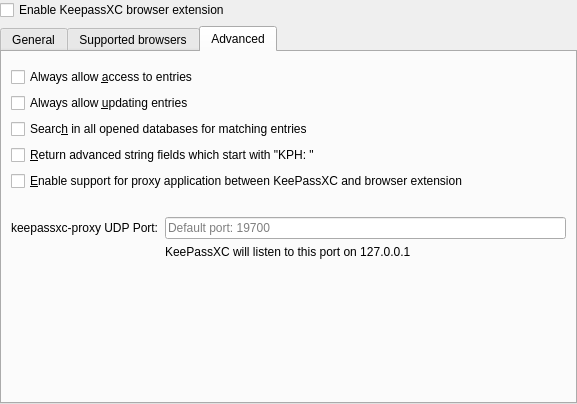
Qt form src/browser/BrowserOptionDialog.ui (Myria-de/keepassxc) before a commit.
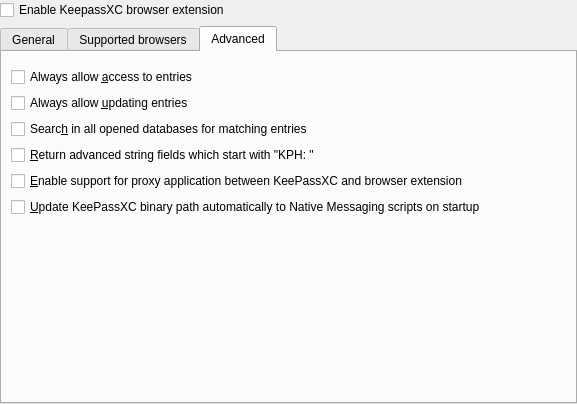
The same form after that commit. The open tabs and pages were chosen to show the change. Custom widgets are drawn as their Qt base class.

The edit to the form file:
```diff
--- a/src/browser/BrowserOptionDialog.ui
+++ b/src/browser/BrowserOptionDialog.ui
@@ -269,63 +269,14 @@
         </widget>
        </item>
        <item>
-        <spacer name="verticalSpacer_4">
-         <property name="orientation">
-          <enum>Qt::Vertical</enum>
+        <widget class="QCheckBox" name="updateBinaryPath">
+         <property name="toolTip">
+          <string>Updates KeePassXC or keepassxc-proxy binary path automatically to Native Messaging scripts on startup.</string>
          </property>
-         <property name="sizeType">
-          <enum>QSizePolicy::Fixed</enum>
+         <property name="text">
+          <string>&amp;Update KeePassXC binary path automatically to Native Messaging scripts on startup</string>
          </property>
-         <property name="sizeHint" stdset="0">
-          <size>
-           <width>20</width>
-           <height>20</height>
-          </size>
-         </property>
-        </spacer>
-       </item>
-       <item>
-        <layout class="QFormLayout" name="formLayout">
-         <item row="0" column="0">
-          <widget class="QLabel" name="label_4">
-           <property name="sizePolicy">
-            <sizepolicy hsizetype="Preferred" vsizetype="Preferred">
-             <horstretch>0</horstretch>
-             <verstretch>0</verstretch>
-            </sizepolicy>
-           </property>
-           <property name="text">
-            <string>keepassxc-proxy UDP Port:</string>
-           </property>
-           <property name="alignment">
-            <set>Qt::AlignLeading|Qt::AlignLeft|Qt::AlignVCenter</set>
-           </property>
-          </widget>
-         </item>
-         <item row="0" column="1">
-          <widget class="QLineEdit" name="udpPort">
-           <property name="sizePolicy">
-            <sizepolicy hsizetype="Preferred" vsizetype="Fixed">
-             <horstretch>0</horstretch>
-             <verstretch>0</verstretch>
-            </sizepolicy>
-           </property>
-           <property name="inputMask">
-            <string notr="true">d0000</string>
-           </property>
-           <property name="placeholderText">
-            <string>Default port: 19700</string>
-           </property>
-          </widget>
-         </item>
-         <item row="1" column="1">
-          <widget class="QLabel" name="label_5">
-           <property name="text">
-            <string>KeePassXC will listen to this port on 127.0.0.1</string>
-           </property>
-          </widget>
-         </item>
-        </layout>
+        </widget>
        </item>
        <item>
         <spacer name="verticalSpacer">
@@ -347,12 +298,6 @@
   </layout>
  </widget>
  <customwidgets>
-  <!--<customwidget>
-   <class>PasswordGeneratorWidget</class>
-   <extends>QWidget</extends>
-   <header>gui/PasswordGeneratorWidget.h</header>
-   <container>1</container>
-  </customwidget>-->
   <customwidget>
    <class>MessageWidget</class>
    <extends>QWidget</extends>
```
